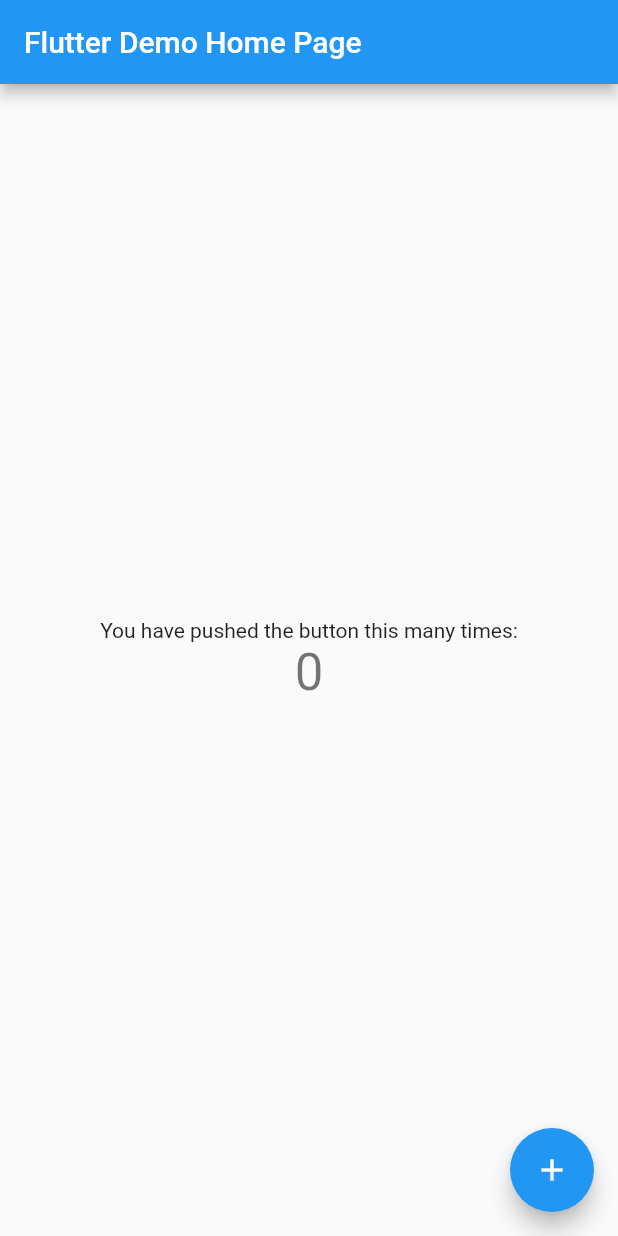
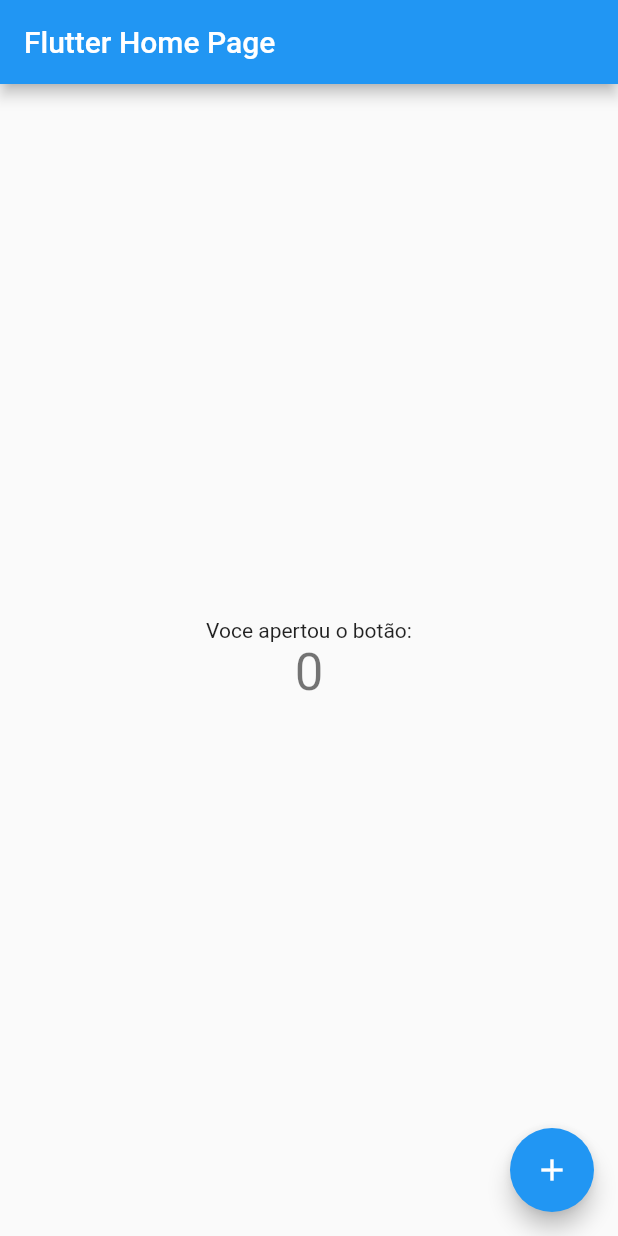
Before and after one commit to andrikmb/tentativa8, a Flutter app: the screen it shows after launch, on a phone screen of 412 x 824 dp. Run offline on Flutter 3.47's test engine with Material 2 defaults, Android fonts, the phone set to English and light mode, and no system bars.

Commit message:
edição

```diff
--- a/tentativa8/lib/main.dart
+++ b/tentativa8/lib/main.dart
@@ -11,7 +11,7 @@ class MyApp extends StatelessWidget {
   @override
   Widget build(BuildContext context) {
     return MaterialApp(
-      title: 'Flutter Demo',
+      title: 'Flutter Tentativa 8',
       theme: ThemeData(
         // This is the theme of your application.
         //
@@ -24,7 +24,7 @@ class MyApp extends StatelessWidget {
         // is not restarted.
         primarySwatch: Colors.blue,
       ),
-      home: const MyHomePage(title: 'Flutter Demo Home Page'),
+      home: const MyHomePage(title: 'Flutter Home Page'),
     );
   }
 }
@@ -96,7 +96,7 @@ class _MyHomePageState extends State<MyHomePage> {
           mainAxisAlignment: MainAxisAlignment.center,
           children: <Widget>[
             const Text(
-              'You have pushed the button this many times:',
+              'Voce apertou o botão:',
             ),
             Text(
               '$_counter',
@@ -107,7 +107,7 @@ class _MyHomePageState extends State<MyHomePage> {
       ),
       floatingActionButton: FloatingActionButton(
         onPressed: _incrementCounter,
-        tooltip: 'Increment',
+        tooltip: 'Incremento',
         child: const Icon(Icons.add),
       ), // This trailing comma makes auto-formatting nicer for build methods.
     );
```
Also changed, not shown: tentativa8/lib/home_page.dart (added).
